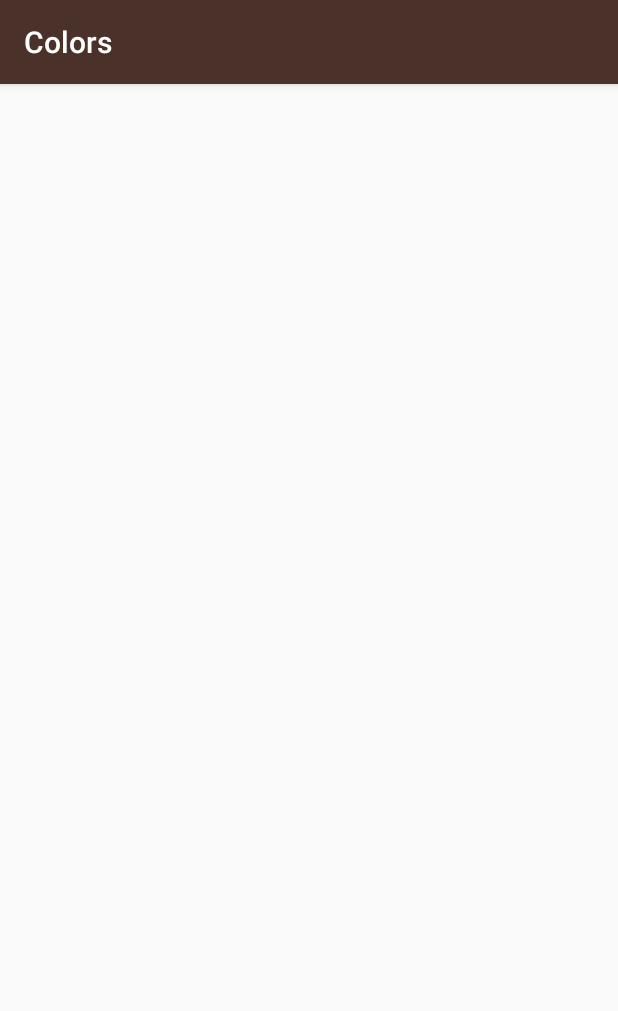
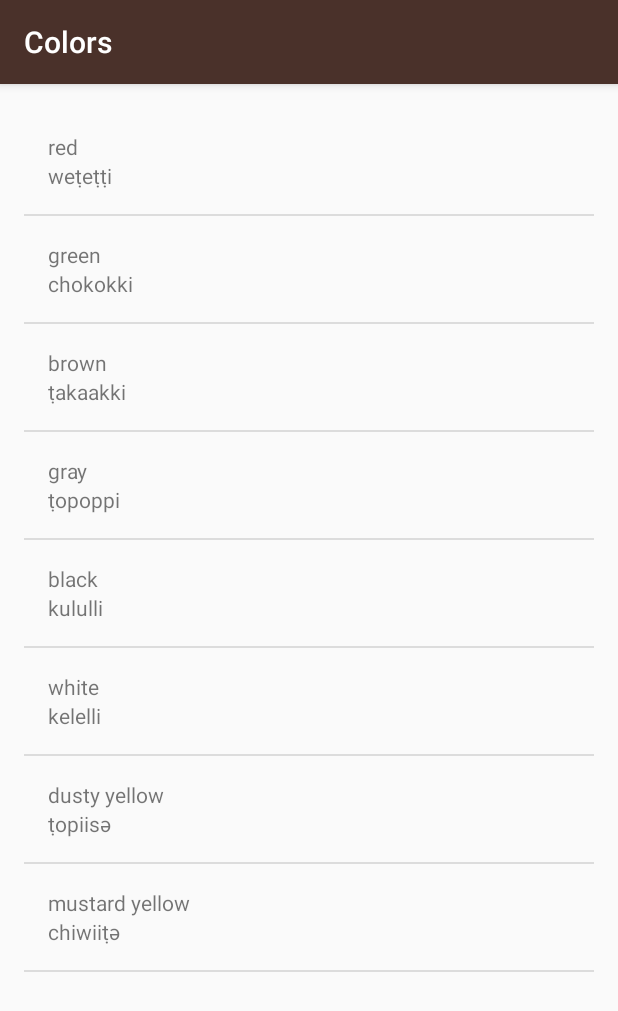
Before and after one commit to thehme/Miwok-Language-v2, an Android app: the ColorsActivity screen opened directly, with no data from a screen before it, on a phone screen of 412 x 824 dp. Shown: the top 1011 px of the screen. Run offline under Robolectric (Android 15) with nearby library versions, the phone set to English and light mode, and no system bars.

Commit message:
added color words

```diff
--- a/app/src/main/java/com/example/android/miwok/ColorsActivity.java
+++ b/app/src/main/java/com/example/android/miwok/ColorsActivity.java
@@ -2,6 +2,9 @@ package com.example.android.miwok;
 
 import android.support.v7.app.AppCompatActivity;
 import android.os.Bundle;
+import android.widget.ListView;
+
+import java.util.ArrayList;
 
 public class ColorsActivity extends AppCompatActivity {
 
@@ -9,5 +12,22 @@ public class ColorsActivity extends AppCompatActivity {
     protected void onCreate(Bundle savedInstanceState) {
         super.onCreate(savedInstanceState);
         setContentView(R.layout.activity_colors);
+
+        ArrayList<Word> colors = new ArrayList<Word>();
+
+        colors.add(new Word("red","weṭeṭṭi"));
+        colors.add(new Word("green", "chokokki"));
+        colors.add(new Word("brown", "ṭakaakki"));
+        colors.add(new Word("gray", "ṭopoppi"));
+        colors.add(new Word("black", "kululli"));
+        colors.add(new Word("white", "kelelli"));
+        colors.add(new Word("dusty yellow", "ṭopiisә"));
+        colors.add(new Word("mustard yellow", "chiwiiṭә"));
+
+        WordAdapter itemsAdapter = new WordAdapter(this, colors);
+
+        ListView listView = (ListView) findViewById(R.id.list);
+
+        listView.setAdapter(itemsAdapter);
     }
 }
--- a/app/src/main/res/layout/activity_colors.xml
+++ b/app/src/main/res/layout/activity_colors.xml
@@ -1,9 +1,13 @@
 <?xml version="1.0" encoding="utf-8"?>
-<android.support.constraint.ConstraintLayout xmlns:android="http://schemas.android.com/apk/res/android"
-    xmlns:app="http://schemas.android.com/apk/res-auto"
+<ListView xmlns:android="http://schemas.android.com/apk/res/android"
     xmlns:tools="http://schemas.android.com/tools"
+    android:id="@+id/list"
+    android:orientation="vertical"
     android:layout_width="match_parent"
     android:layout_height="match_parent"
-    tools:context=".ColorsActivity">
-
-</android.support.constraint.ConstraintLayout>
+    android:paddingBottom="@dimen/activity_vertical_margin"
+    android:paddingLeft="@dimen/activity_horizontal_margin"
+    android:paddingRight="@dimen/activity_horizontal_margin"
+    android:paddingTop="@dimen/activity_vertical_margin"
+    tools:context="com.example.android.miwok.ColorsActivity"
+    />
```
